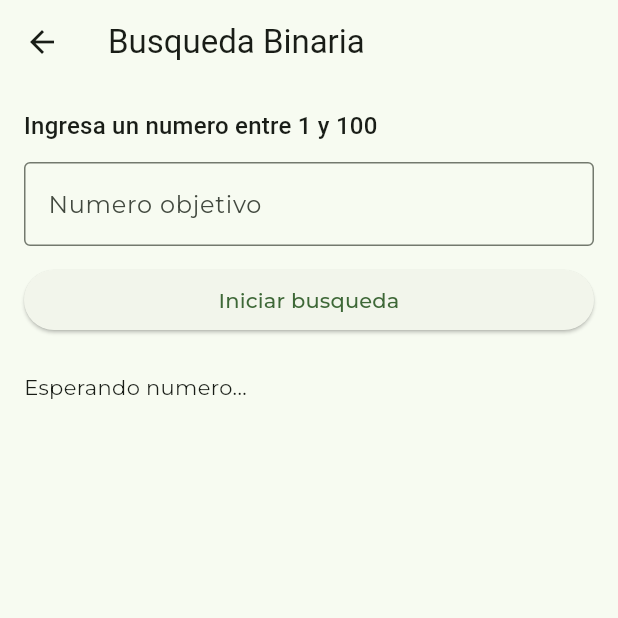
After one commit to mdz48/practicas_flutter, a Flutter app: the MagicPage screen opened directly, on a phone screen of 412 x 824 dp, the top half of it. The commit adds this screen. Run offline on Flutter 3.47's test engine with Material 3 defaults, Android fonts, the light colour scheme and no system bars; our stand-ins replace cloud_firestore, device_preview, firebase_auth, firebase_core, flutter_svg, geolocator and 1 more; missing offline and left inert: no_screenshot; accounts and stored records are empty; generated files the repository leaves out were written again.

Commit message:
Magic number

```diff
--- a/lib/app/features/appointments/data/datasources/remote/firestore_appointment_datasource.dart
+++ b/lib/app/features/appointments/data/datasources/remote/firestore_appointment_datasource.dart
@@ -15,7 +15,6 @@ class FirestoreAppointmentDatasource {
   ) async {
     final querySnapshot = await _appointmentsCollection
         .where('ownerId', isEqualTo: ownerId)
-        .orderBy('date', descending: true)
         .get();
 
     return querySnapshot.docs
--- a/lib/app/features/appointments/domain/entities/appointment_entitty.dart
+++ b/lib/app/features/appointments/domain/entities/appointment_entitty.dart
@@ -1,14 +1,14 @@
 class AppointmentEntity {
   final String id;
   final String ownerId;
-  final String petId;
+  final String petName;
   final DateTime date;
   final String reason;
 
   AppointmentEntity({
     required this.id,
     required this.ownerId,
-    required this.petId,
+    required this.petName,
     required this.date,
     required this.reason,
   });
--- a/lib/app/features/appointments/presentation/viewmodels/add_appointment_viewmodel.dart
+++ b/lib/app/features/appointments/presentation/viewmodels/add_appointment_viewmodel.dart
@@ -16,7 +16,7 @@ class AddAppointmentViewmodel extends ChangeNotifier {
 
   Future<bool> addAppointment({
     required String ownerId,
-    required String petId,
+    required String petName,
     required DateTime date,
     required String reason,
   }) async {
@@ -28,7 +28,7 @@ class AddAppointmentViewmodel extends ChangeNotifier {
       final appointment = AppointmentEntity(
         id: '',
         ownerId: ownerId,
-        petId: petId,
+        petName: petName,
         date: date,
         reason: reason,
       );
--- /dev/null
+++ b/lib/app/features/magic_number/presentation/pages/magic_page.dart
@@ -0,0 +1,122 @@
+import 'package:flutter/material.dart';
+import 'package:noveno/app/features/magic_number/presentation/provider/magic_provider.dart';
+import 'package:provider/provider.dart';
+
+class MagicPage extends StatefulWidget {
+  const MagicPage({super.key});
+
+  @override
+  State<MagicPage> createState() => _MagicPageState();
+}
+
+class _MagicPageState extends State<MagicPage> {
+  final TextEditingController _controller = TextEditingController();
+
+  @override
+  void dispose() {
+    _controller.dispose();
+    super.dispose();
+  }
+
+  @override
+  Widget build(BuildContext context) {
+    final provider = context.watch<MagicProvider>();
+
+    return Scaffold(
+      appBar: AppBar(
+        title: const Text('Busqueda Binaria'),
+      ),
+      body: Padding(
+        padding: const EdgeInsets.all(16.0),
+        child: Column(
+          crossAxisAlignment: CrossAxisAlignment.stretch,
+          children: [
+            Text(
+              'Ingresa un numero entre 1 y 100',
+              style: Theme.of(context).textTheme.titleMedium,
+            ),
+            const SizedBox(height: 12),
+            TextField(
+              controller: _controller,
+              keyboardType: TextInputType.number,
+              enabled: provider.canSearch,
+              decoration: const InputDecoration(
+                border: OutlineInputBorder(),
+                hintText: 'Numero objetivo',
+              ),
+            ),
+            const SizedBox(height: 12),
+            ElevatedButton(
+              onPressed: provider.canSearch
+                  ? () {
+                      final value = int.tryParse(_controller.text);
+                      if (value != null) {
+                        context.read<MagicProvider>().startSearch(value);
+                      }
+                    }
+                  : null,
+              child: const Text('Iniciar busqueda'),
+            ),
+            const SizedBox(height: 24),
+            _buildStatus(provider),
+            const SizedBox(height: 16),
+            if (provider.guessHistory.isNotEmpty) _buildHistory(provider),
+            const SizedBox(height: 16),
+            if (!provider.canSearch)
+              ElevatedButton(
+                onPressed: () {
+                  _controller.clear();
+                  context.read<MagicProvider>().reset();
+                },
+                child: const Text('Reiniciar'),
+              ),
+          ],
+        ),
+      ),
+    );
+  }
+
+  Widget _buildStatus(MagicProvider provider) {
+    switch (provider.state) {
+      case MagicState.initial:
+        return const Text('Esperando numero...');
+      case MagicState.searching:
+        return Column(
+          crossAxisAlignment: CrossAxisAlignment.start,
+          children: [
+            Text('Intento ${provider.attempts} / 7'),
+            Text('Adivinando: ${provider.currentGuess}'),
+          ],
+        );
+      case MagicState.found:
+        return Text(
+          'Encontrado: ${provider.targetNumber} en ${provider.attempts} intentos',
+          style: const TextStyle(color: Colors.green, fontWeight: FontWeight.bold),
+        );
+      case MagicState.notFound:
+        return const Text(
+          'No encontrado en 7 intentos',
+          style: TextStyle(color: Colors.red, fontWeight: FontWeight.bold),
+        );
+    }
+  }
+
+  Widget _buildHistory(MagicProvider provider) {
+    return Column(
+      crossAxisAlignment: CrossAxisAlignment.start,
+      children: [
+        const Text('Historial de intentos:', style: TextStyle(fontWeight: FontWeight.bold)),
+        const SizedBox(height: 8),
+        Wrap(
+          spacing: 8,
+          runSpacing: 4,
+          children: provider.guessHistory
+              .asMap()
+              .entries
+              .map((e) => Chip(label: Text('#${e.key + 1}: ${e.value}')))
+              .toList(),
+        ),
+      ],
+    );
+  }
+}
--- /dev/null
+++ b/lib/app/features/magic_number/presentation/provider/magic_provider.dart
@@ -0,0 +1,76 @@
+import 'package:flutter/material.dart';
+
+enum MagicState { initial, searching, found, notFound }
+
+class MagicProvider with ChangeNotifier {
+  static const int _minRange = 1;
+  static const int _maxRange = 100;
+  static const int _maxAttempts = 7;
+
+  MagicState _state = MagicState.initial;
+  int _low = _minRange;
+  int _high = _maxRange;
+  int _currentGuess = 0;
+  int _attempts = 0;
+  int _targetNumber = 0;
+  List<int> _guessHistory = [];
+
+  MagicState get state => _state;
+  int get currentGuess => _currentGuess;
+  int get attempts => _attempts;
+  int get targetNumber => _targetNumber;
+  List<int> get guessHistory => List.unmodifiable(_guessHistory);
+  bool get canSearch => _state == MagicState.initial;
+
+  void startSearch(int target) {
+    if (target < _minRange || target > _maxRange) return;
+
+    _targetNumber = target;
+    _low = _minRange;
+    _high = _maxRange;
+    _attempts = 0;
+    _guessHistory = [];
+    _state = MagicState.searching;
+
+    _performStep();
+  }
+
+  void _performStep() {
+    if (_attempts >= _maxAttempts || _low > _high) {
+      _state = MagicState.notFound;
+      notifyListeners();
+      return;
+    }
+
+    _currentGuess = (_low + _high) ~/ 2;
+    _attempts++;
+    _guessHistory.add(_currentGuess);
+
+    if (_currentGuess == _targetNumber) {
+      _state = MagicState.found;
+    } else if (_currentGuess < _targetNumber) {
+      _low = _currentGuess + 1;
+    } else {
+      _high = _currentGuess - 1;
+    }
+
+    notifyListeners();
+
+    if (_state == MagicState.searching) {
+      Future.delayed(const Duration(milliseconds: 600), () {
+        _performStep();
+      });
+    }
+  }
+
+  void reset() {
+    _state = MagicState.initial;
+    _low = _minRange;
+    _high = _maxRange;
+    _currentGuess = 0;
+    _attempts = 0;
+    _targetNumber = 0;
+    _guessHistory = [];
+    notifyListeners();
+  }
+}
--- a/lib/app/features/users/presentation/viewmodels/register_viewmodel.dart
+++ b/lib/app/features/users/presentation/viewmodels/register_viewmodel.dart
@@ -2,7 +2,7 @@ import 'package:flutter/foundation.dart';
 import '../../domain/entities/user_entity.dart';
 import '../../domain/usecases/register_usecase.dart';
 
-class RegisterViewModel extends ChangeNotifier {
+class RegisterViewModel with ChangeNotifier {
   final RegisterUseCase _registerUseCase;
 
   RegisterViewModel({required RegisterUseCase registerUseCase})
```
Also changed, not shown: lib/app/features/appointments/data/models/appointment_model.dart (+4 -4 lines), lib/app/features/appointments/presentation/screens/add_appoinment_page.dart (+6 -6 lines), lib/app/features/appointments/presentation/screens/appointments_page.dart (+28 -9 lines), lib/app/features/users/presentation/pages/login.dart (+14 -11 lines), lib/app/features/users/presentation/pages/profile_page.dart (added, +123 -0 lines).
